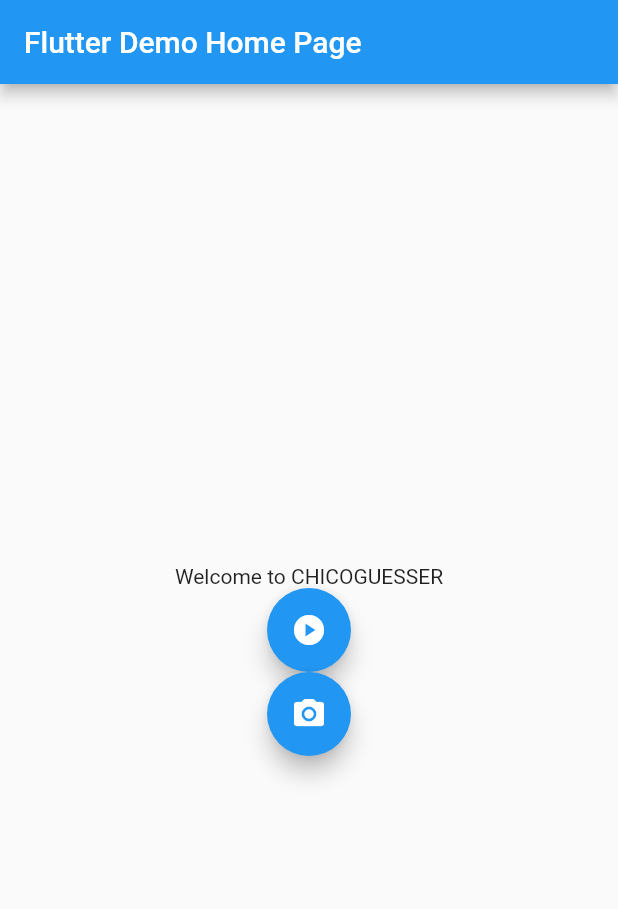
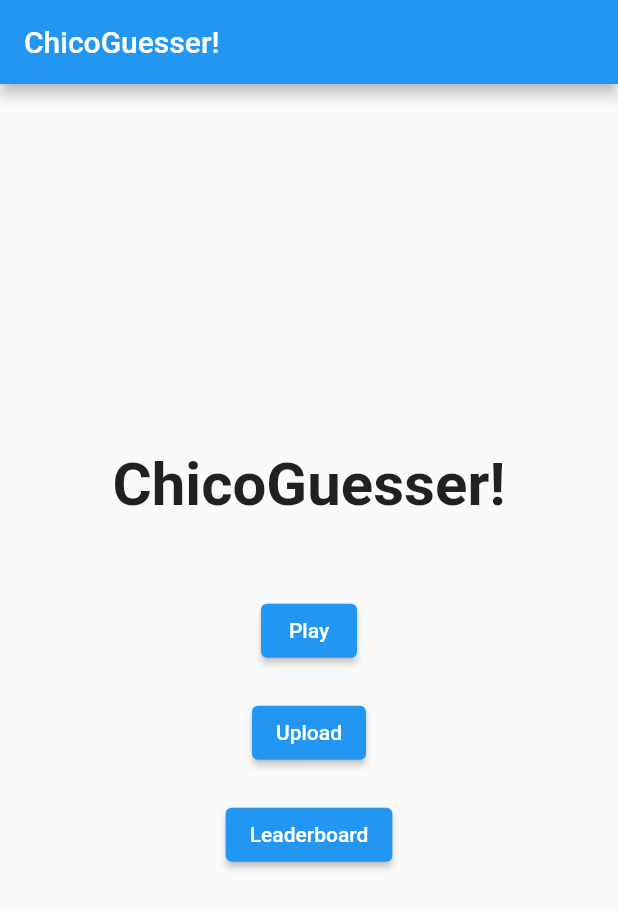
Before and after one commit to gdisalvo30/ChicoGuesser, a Flutter app: the screen it shows after launch, on a phone screen of 412 x 824 dp. Shown: the top 909 px of the screen. Run offline on Flutter 3.47's test engine with Material 2 defaults, Android fonts, the phone set to English and light mode, and no system bars.

Commit message:
app skeleton with pages + main page

```diff
--- a/chicog/lib/main.dart
+++ b/chicog/lib/main.dart
@@ -1,62 +1,109 @@
 import 'package:flutter/material.dart';
 
 void main() {
-  runApp(const MyApp());
+  runApp(MyApp());
 }
 
 class MyApp extends StatelessWidget {
-  const MyApp({super.key});
   @override
   Widget build(BuildContext context) {
     return MaterialApp(
-      title: 'Flutter Demo',
-      theme: ThemeData(
-        primarySwatch: Colors.blue,
-      ),
-      home: const MyHomePage(title: 'Flutter Demo Home Page'),
+      title: 'ChicoGuesser',
+      initialRoute: '/',
+      routes: {
+        '/': (context) => HomeScreen(),
+        '/play': (context) => PlayScreen(),
+        '/upload': (context) => UploadScreen(),
+        '/leaderboard': (context) => LeaderboardScreen(),
+      },
     );
   }
 }
 
-class MyHomePage extends StatefulWidget {
-  const MyHomePage({super.key, required this.title});
-  final String title;
-
-  @override
-  State<MyHomePage> createState() => _MyHomePageState();
-}
-
-class _MyHomePageState extends State<MyHomePage> {
-  int num=0;
-  void add(){
-    num++;
-  }
+class HomeScreen extends StatelessWidget {
   @override
   Widget build(BuildContext context) {
     return Scaffold(
       appBar: AppBar(
-        title: Text(widget.title),
+        title: const Text('ChicoGuesser!'),
       ),
       body: Center(
         child: Column(
           mainAxisAlignment: MainAxisAlignment.center,
-          children: <Widget>[
+          children: [
             const Text(
-              'Welcome to CHICOGUESSER',
+              'ChicoGuesser!',
+              style: TextStyle(
+                fontSize: 40,
+                fontWeight: FontWeight.bold,
+              ),
             ),
-            FloatingActionButton(
-              onPressed: add,
-              tooltip: "Play button",
-              child: const Icon(Icons.play_circle),
+            SizedBox(height: 50),
+            ElevatedButton(
+              onPressed: () {
+                Navigator.pushNamed(context, '/play');
+              },
+              child: Text('Play'),
             ),
-            FloatingActionButton(
-              onPressed: add,
-              tooltip: "Add image",
-              child: const Icon(Icons.camera_alt_rounded),
-            )
+            SizedBox(height: 20),
+            ElevatedButton(
+              onPressed: () {
+                Navigator.pushNamed(context, '/upload');
+              },
+              child: Text('Upload'),
+            ),
+            SizedBox(height: 20),
+            ElevatedButton(
+              onPressed: () {
+                Navigator.pushNamed(context, '/leaderboard');
+              },
+              child: const Text('Leaderboard'),
+            ),
           ],
         ),
       ),
     );
   }
 }
+
+class PlayScreen extends StatelessWidget {
+  @override
+  Widget build(BuildContext context) {
+    return Scaffold(
+      appBar: AppBar(
+        title: Text('Play'),
+      ),
+      body: const Center(
+        child: Text('This is the Play screen.'),
+      ),
+    );
+  }
+}
+
+class UploadScreen extends StatelessWidget {
+  @override
+  Widget build(BuildContext context) {
+    return Scaffold(
+      appBar: AppBar(
+        title: const Text('Upload'),
+      ),
+      body: const Center(
+        child: Text('This is the Upload screen.'),
+      ),
+    );
+  }
+}
+
+class LeaderboardScreen extends StatelessWidget {
+  @override
+  Widget build(BuildContext context) {
+    return Scaffold(
+      appBar: AppBar(
+        title: const Text('Leaderboard'),
+      ),
+      body: const Center(
+        child: Text('This is the Leaderboard screen.'),
+      ),
+    );
+  }
+}
```
